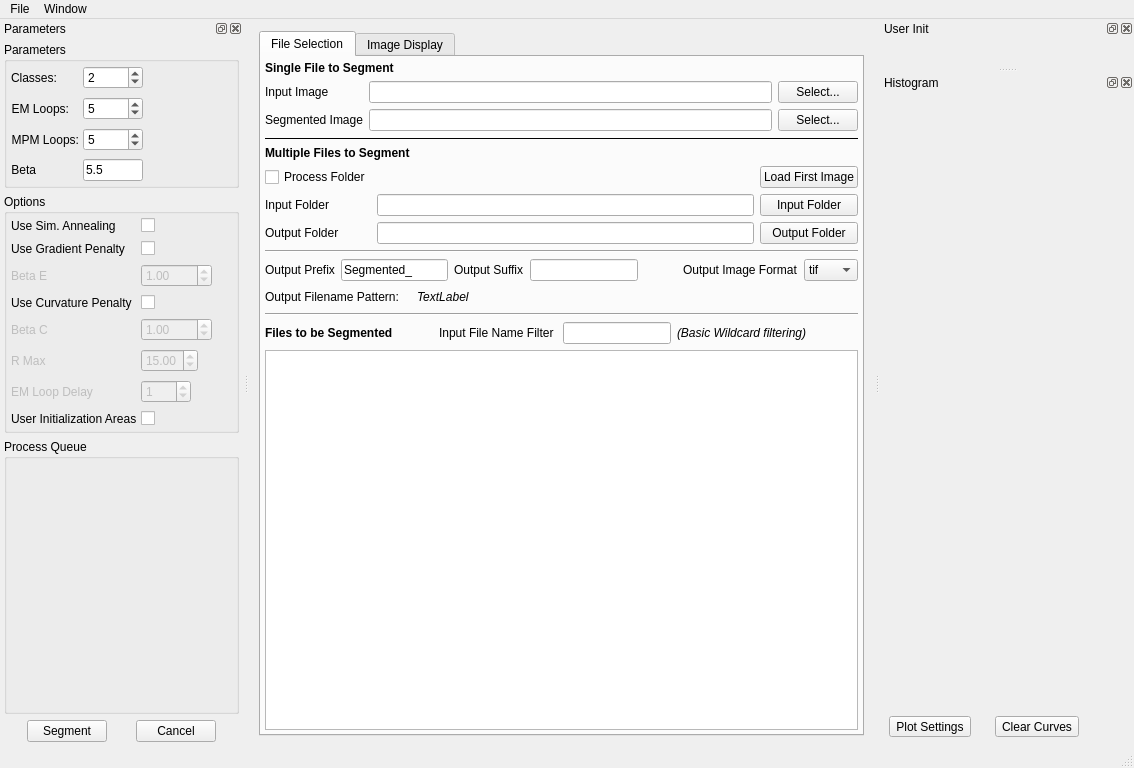
Qt form Code/EmMpmGui/UI_Files/EmMpmGui.ui (BlueQuartzSoftware/EMMPMWorkbench) before a commit.
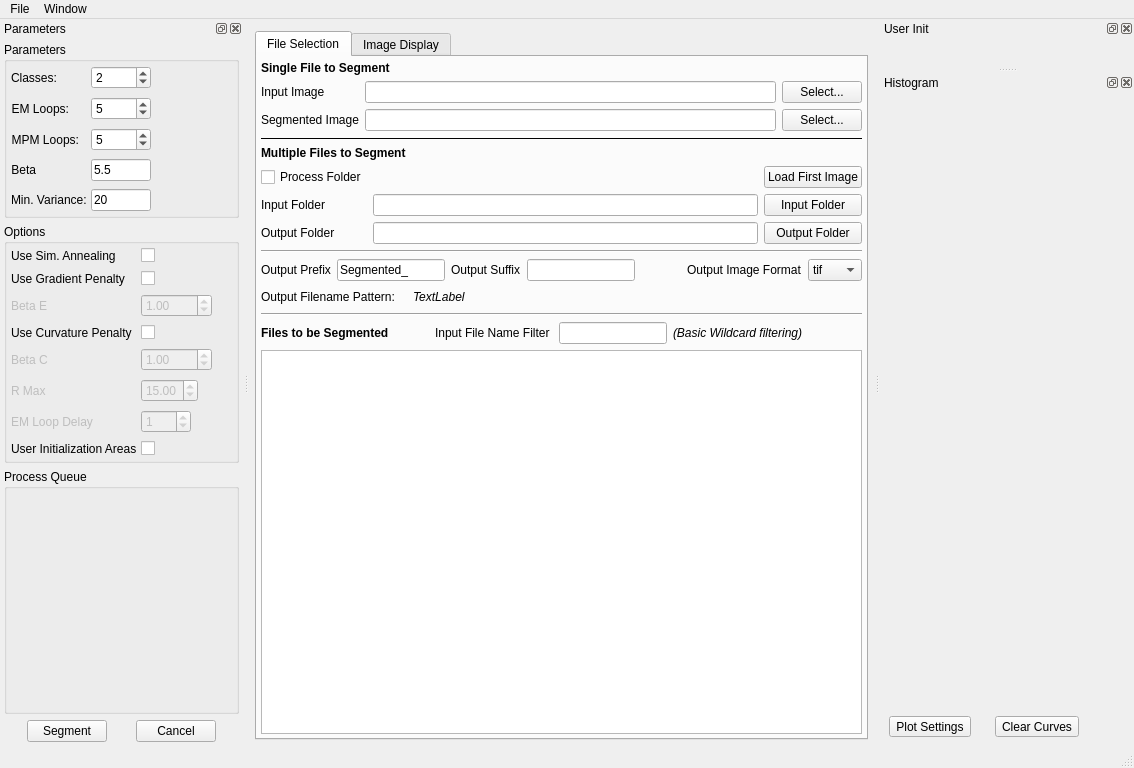
The same form after that commit. Icons and pictures are not drawn. Custom widgets are drawn as their Qt base class.

What changed in the file:
```diff
--- a/Code/EmMpmGui/UI_Files/EmMpmGui.ui
+++ b/Code/EmMpmGui/UI_Files/EmMpmGui.ui
@@ -34,16 +34,16 @@
      <number>6</number>
     </property>
     <property name="leftMargin">
-     <number>10</number>
+     <number>6</number>
     </property>
     <property name="topMargin">
      <number>12</number>
     </property>
     <property name="rightMargin">
-     <number>10</number>
+     <number>6</number>
     </property>
     <property name="bottomMargin">
-     <number>10</number>
+     <number>6</number>
     </property>
     <item>
      <widget class="QTabWidget" name="tabWidget">
@@ -1040,6 +1040,38 @@
           </property>
          </widget>
         </item>
+        <item row="4" column="0">
+         <widget class="QLabel" name="label_9">
+          <property name="text">
+           <string>Min. Variance:</string>
+          </property>
+         </widget>
+        </item>
+        <item row="4" column="1">
+         <widget class="QLineEdit" name="m_MinVariance">
+          <property name="sizePolicy">
+           <sizepolicy hsizetype="Fixed" vsizetype="Preferred">
+            <horstretch>0</horstretch>
+            <verstretch>0</verstretch>
+           </sizepolicy>
+          </property>
+          <property name="minimumSize">
+           <size>
+            <width>60</width>
+            <height>0</height>
+           </size>
+          </property>
+          <property name="maximumSize">
+           <size>
+            <width>60</width>
+            <height>16777215</height>
+           </size>
+          </property>
+          <property name="text">
+           <string>20</string>
+          </property>
+         </widget>
+        </item>
        </layout>
       </widget>
      </item>
```
Left out of the diff: 5 changed lines with no effect on the pictures.
